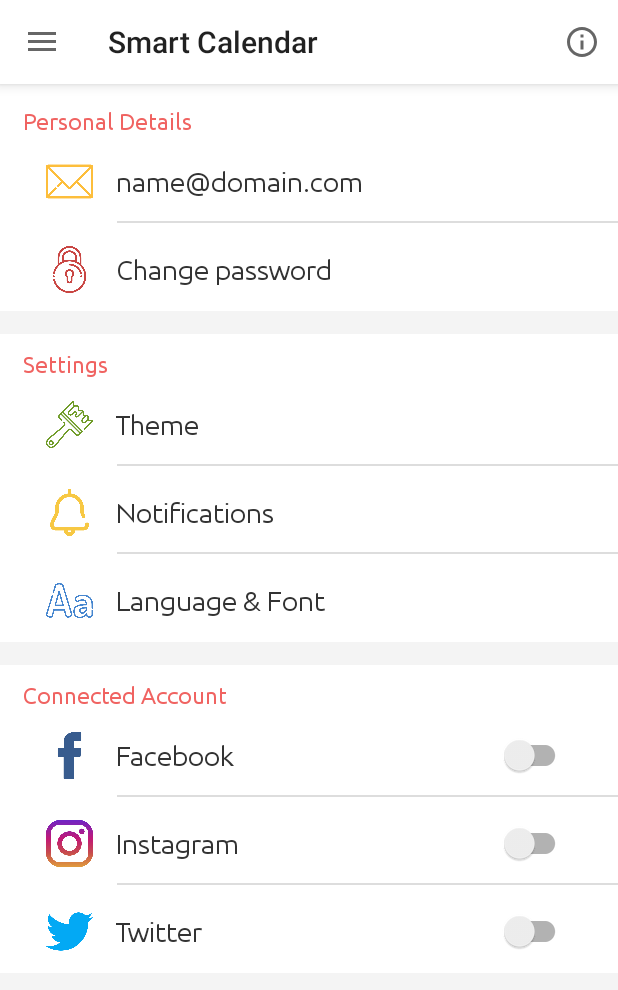
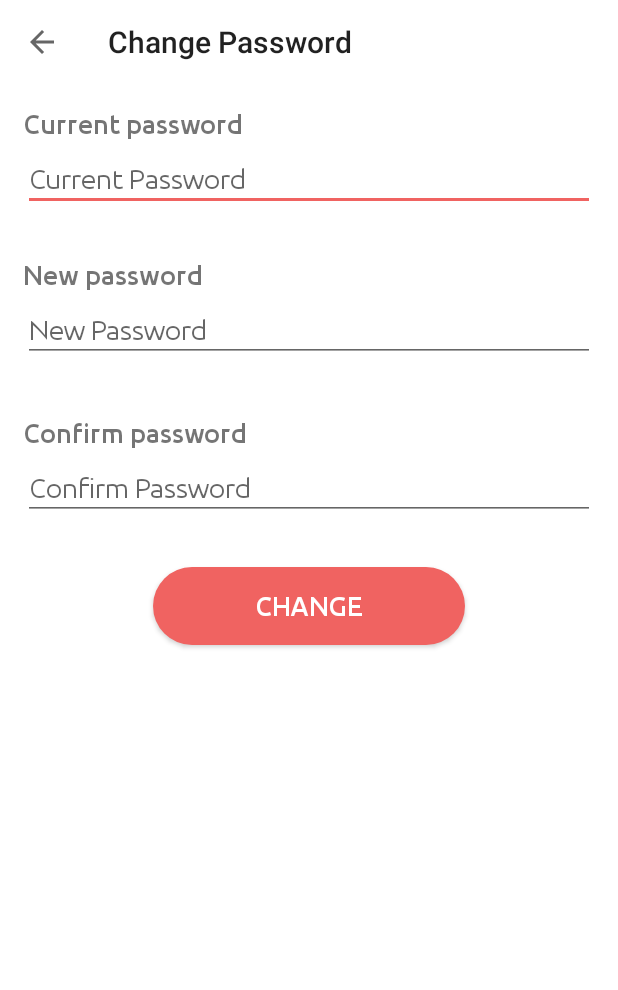
Before and after one commit to ngocsang1201/smart-calendar, an Android app: the fragment SettingsFragment placed in its activity, after a tap on "Change password", on a phone screen of 412 x 824 dp. Shown: the top 990 px of the screen. Run offline under Robolectric (Android 15) with nearby library versions, the phone set to English and light mode, and no system bars; our stand-ins replace sdp/ssp sizes.

Commit message:
add change password layout

```diff
--- a/app/src/main/AndroidManifest.xml
+++ b/app/src/main/AndroidManifest.xml
@@ -21,6 +21,7 @@
         </activity>
         <activity android:name=".activities.SignUp" />
         <activity android:name=".activities.Theme" />
+        <activity android:name=".activities.ChangePassword" />
         <activity android:name=".notes.activities.CreateNoteActivity" />
 
         <receiver android:name=".alarm.AlarmReceiver" />
--- /dev/null
+++ b/app/src/main/java/com/example/smartcalendar/activities/ChangePassword.java
@@ -0,0 +1,54 @@
+package com.example.smartcalendar.activities;
+
+import android.os.Bundle;
+import android.view.View;
+import android.widget.Button;
+import android.widget.EditText;
+import android.widget.Toast;
+
+import androidx.appcompat.app.AppCompatActivity;
+import androidx.appcompat.widget.Toolbar;
+
+import com.example.smartcalendar.R;
+
+public class ChangePassword extends AppCompatActivity {
+
+    Toolbar toolbar;
+    EditText currentPassword, newPassword, confirmPassword;
+    Button changeButton;
+
+    @Override
+    protected void onCreate(Bundle savedInstanceState) {
+        super.onCreate(savedInstanceState);
+        setContentView(R.layout.activity_change_password);
+
+        toolbar = findViewById(R.id.toolbar);
+        currentPassword = findViewById(R.id.currentPassword);
+        newPassword = findViewById(R.id.newPassword);
+        confirmPassword = findViewById(R.id.confirmPassword);
+        changeButton = findViewById(R.id.changeButton);
+
+        actionToolbar();
+
+        changeButton.setOnClickListener(new View.OnClickListener() {
+            @Override
+            public void onClick(View v) {
+                Toast.makeText(getApplicationContext(), "Success", Toast.LENGTH_SHORT).show();
+            }
+        });
+    }
+
+    private void actionToolbar() {
+        setSupportActionBar(toolbar);
+        getSupportActionBar().setDisplayHomeAsUpEnabled(true);
+        getSupportActionBar().setDisplayShowHomeEnabled(true);
+        getSupportActionBar().setTitle("Change Password");
+
+        toolbar.setNavigationOnClickListener(new View.OnClickListener() {
+            @Override
+            public void onClick(View v) {
+                finish();
+            }
+        });
+    }
+}
--- a/app/src/main/java/com/example/smartcalendar/fragments/SettingsFragment.java
+++ b/app/src/main/java/com/example/smartcalendar/fragments/SettingsFragment.java
@@ -15,6 +15,7 @@ import androidx.appcompat.widget.SwitchCompat;
 import androidx.fragment.app.Fragment;
 
 import com.example.smartcalendar.R;
+import com.example.smartcalendar.activities.ChangePassword;
 import com.example.smartcalendar.activities.Theme;
 
 public class SettingsFragment extends Fragment {
@@ -43,7 +44,7 @@ public class SettingsFragment extends Fragment {
         nameLock.setOnClickListener(new View.OnClickListener() {
             @Override
             public void onClick(View v) {
-
+                startActivity(new Intent(getActivity(), ChangePassword.class));
             }
         });
         nameTheme.setOnClickListener(new View.OnClickListener() {
@@ -60,7 +61,7 @@ public class SettingsFragment extends Fragment {
             switchAccounts[i].setOnCheckedChangeListener(new CompoundButton.OnCheckedChangeListener() {
                 @Override
                 public void onCheckedChanged(CompoundButton buttonView, boolean isChecked) {
-                    if (isChecked){
+                    if (isChecked) {
                         Uri uri = Uri.parse(uriString[_i]);
                         startActivity(new Intent(Intent.ACTION_VIEW, uri));
                     }
--- /dev/null
+++ b/app/src/main/res/layout/activity_change_password.xml
@@ -0,0 +1,105 @@
+<?xml version="1.0" encoding="utf-8"?>
+<LinearLayout xmlns:android="http://schemas.android.com/apk/res/android"
+    android:layout_width="match_parent"
+    android:layout_height="match_parent"
+    android:background="@color/colorWhite"
+    android:orientation="vertical">
+
+    <include
+        layout="@layout/toolbar"
+        android:layout_width="match_parent"
+        android:layout_height="wrap_content" />
+
+    <LinearLayout
+        android:layout_width="match_parent"
+        android:layout_height="match_parent"
+        android:orientation="vertical"
+        android:paddingHorizontal="@dimen/_12sdp">
+
+        <TextView
+            android:layout_width="wrap_content"
+            android:layout_height="wrap_content"
+            android:layout_marginTop="@dimen/_12sdp"
+            android:fontFamily="@font/ubuntu_medium"
+            android:text="Current password"
+            android:textSize="@dimen/_14ssp" />
+
+        <EditText
+            android:id="@+id/currentPassword"
+            android:layout_width="match_parent"
+            android:layout_height="wrap_content"
+            android:layout_marginTop="@dimen/_4sdp"
+            android:fontFamily="@font/ubuntu_regular"
+            android:hint="Current Password"
+            android:inputType="textPassword"
+            android:textSize="@dimen/_14ssp" />
+
+        <TextView
+            android:id="@+id/currentMessage"
+            android:layout_width="wrap_content"
+            android:layout_height="@dimen/_12sdp"
+            android:layout_marginTop="@dimen/_4sdp" />
+
+        <TextView
+            android:layout_width="wrap_content"
+            android:layout_height="wrap_content"
+            android:layout_marginTop="@dimen/_8sdp"
+            android:fontFamily="@font/ubuntu_medium"
+            android:text="New password"
+            android:textSize="@dimen/_14ssp" />
+
+        <EditText
+            android:id="@+id/newPassword"
+            android:layout_width="match_parent"
+            android:layout_height="wrap_content"
+            android:layout_marginTop="@dimen/_4sdp"
+            android:fontFamily="@font/ubuntu_regular"
+            android:hint="New Password"
+            android:inputType="textPassword"
+            android:textSize="@dimen/_14ssp" />
+
+        <TextView
+            android:id="@+id/newMessage"
+            android:layout_width="wrap_content"
+            android:layout_height="@dimen/_12sdp"
+            android:layout_marginTop="@dimen/_4sdp" />
+
+        <TextView
+            android:layout_width="wrap_content"
+            android:layout_height="wrap_content"
+            android:layout_marginTop="@dimen/_12sdp"
+            android:fontFamily="@font/ubuntu_medium"
+            android:text="Confirm password"
+            android:textSize="@dimen/_14ssp" />
+
+        <EditText
+            android:id="@+id/confirmPassword"
+            android:layout_width="match_parent"
+            android:layout_height="wrap_content"
+            android:layout_marginTop="@dimen/_4sdp"
+            android:fontFamily="@font/ubuntu_regular"
+            android:hint="Confirm Password"
+            android:inputType="textPassword"
+            android:textSize="@dimen/_14ssp" />
+
+        <TextView
+            android:id="@+id/confirmMessage"
+            android:layout_width="wrap_content"
+            android:layout_height="@dimen/_12sdp"
+            android:layout_marginTop="@dimen/_4sdp" />
+
+        <Button
+            android:id="@+id/changeButton"
+            android:layout_width="@dimen/_160sdp"
+            android:layout_height="@dimen/_40sdp"
+            android:layout_gravity="center_horizontal"
+            android:layout_marginTop="@dimen/_8sdp"
+            android:background="@drawable/rectangle_border"
+            android:fontFamily="@font/ubuntu_medium"
+            android:text="Change"
+            android:textColor="@color/colorWhite"
+            android:textSize="@dimen/_14ssp" />
+
+    </LinearLayout>
+
+</LinearLayout>
```
